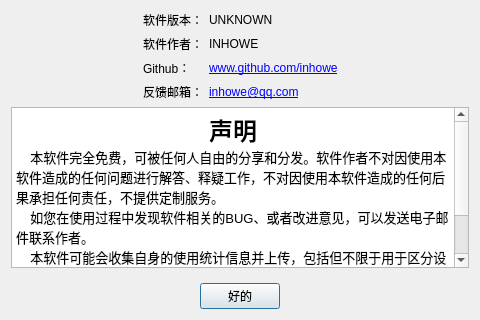
Before: the Qt Designer form ComAssistant/about_me_dialog.ui in petertheprocess/ComAssistant, drawn with Qt 5.
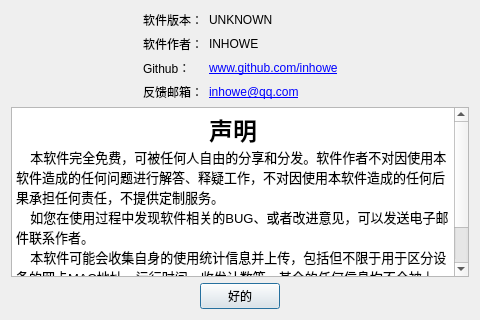
After: the same form once the commit is applied.

What changed in the file:
```diff
--- a/ComAssistant/about_me_dialog.ui
+++ b/ComAssistant/about_me_dialog.ui
@@ -14,19 +14,6 @@
    <string>关于</string>
   </property>
   <layout class="QGridLayout" name="gridLayout">
-   <item row="2" column="0">
-    <spacer name="verticalSpacer">
-     <property name="orientation">
-      <enum>Qt::Vertical</enum>
-     </property>
-     <property name="sizeHint" stdset="0">
-      <size>
-       <width>20</width>
-       <height>40</height>
-      </size>
-     </property>
-    </spacer>
-   </item>
    <item row="0" column="0">
     <layout class="QHBoxLayout" name="horizontalLayout_3">
      <item>
```
Left out of the diff: 74 changed lines with no effect on the pictures.
